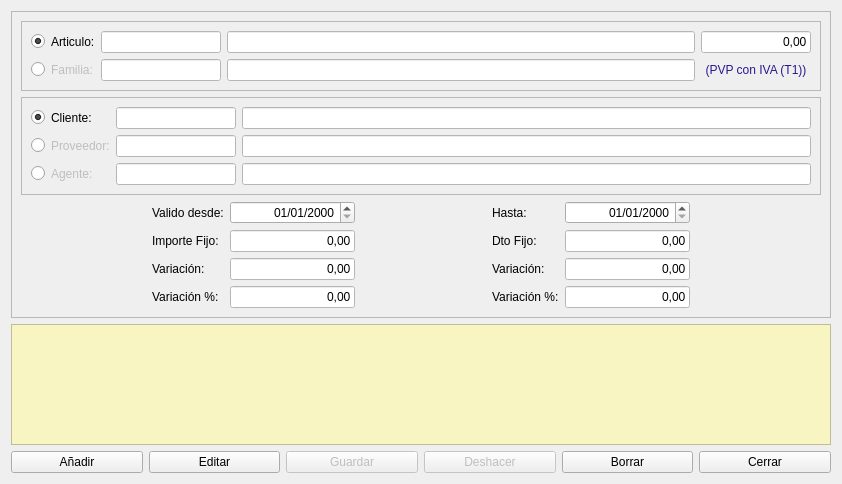
Above: Almacen/frmexcepciones.ui from arcnexus/RedFoX before the change. Below: the same form after it.
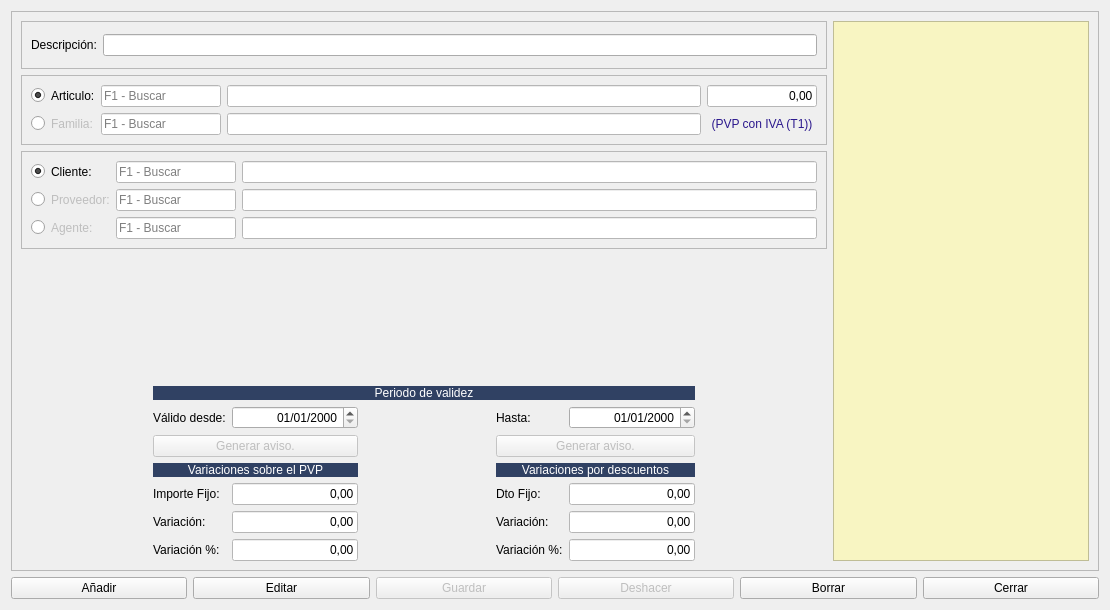
That is the form after the change. Icons and pictures are not drawn.

Commit message: excepciones & avisos.

```diff
--- a/Almacen/frmexcepciones.ui
+++ b/Almacen/frmexcepciones.ui
@@ -6,8 +6,8 @@
    <rect>
     <x>0</x>
     <y>0</y>
-    <width>842</width>
-    <height>484</height>
+    <width>1110</width>
+    <height>610</height>
    </rect>
   </property>
   <property name="windowTitle">
@@ -32,24 +32,6 @@
      </property>
     </widget>
    </item>
-   <item row="1" column="0" colspan="6">
-    <widget class="QTableView" name="tabla">
-     <property name="styleSheet">
-      <string notr="true">alternate-background-color: rgb(255, 255, 255);
-font: 8pt &quot;Sans&quot;;
-background-color: rgb(248, 245, 194);</string>
-     </property>
-     <property name="alternatingRowColors">
-      <bool>true</bool>
-     </property>
-     <property name="selectionMode">
-      <enum>QAbstractItemView::SingleSelection</enum>
-     </property>
-     <property name="selectionBehavior">
-      <enum>QAbstractItemView::SelectRows</enum>
-     </property>
-    </widget>
-   </item>
    <item row="2" column="0">
     <widget class="QPushButton" name="btnAnadir">
      <property name="text">
@@ -92,36 +74,117 @@
       <enum>QFrame::Raised</enum>
      </property>
      <layout class="QGridLayout" name="gridLayout_3">
-      <item row="4" column="6">
+      <item row="0" column="0" colspan="7">
+       <widget class="QFrame" name="frame_4">
+        <property name="minimumSize">
+         <size>
+          <width>0</width>
+          <height>48</height>
+         </size>
+        </property>
+        <property name="frameShape">
+         <enum>QFrame::StyledPanel</enum>
+        </property>
+        <property name="frameShadow">
+         <enum>QFrame::Raised</enum>
+        </property>
+        <layout class="QHBoxLayout" name="horizontalLayout">
+         <item>
+          <widget class="QLabel" name="label_18">
+           <property name="text">
+            <string>Descripción:</string>
+           </property>
+          </widget>
+         </item>
+         <item>
+          <widget class="QLineEdit" name="txtDescripcion"/>
+         </item>
+        </layout>
+       </widget>
+      </item>
+      <item row="5" column="6">
        <spacer name="horizontalSpacer_3">
         <property name="orientation">
          <enum>Qt::Horizontal</enum>
         </property>
         <property name="sizeHint" stdset="0">
          <size>
-          <width>93</width>
+          <width>40</width>
           <height>20</height>
          </size>
         </property>
        </spacer>
       </item>
-      <item row="4" column="4">
-       <widget class="QLabel" name="label_11">
+      <item row="8" column="1">
+       <widget class="QLabel" name="label_6">
         <property name="text">
-         <string>Variación:</string>
+         <string>Importe Fijo:</string>
         </property>
        </widget>
       </item>
-      <item row="5" column="1">
-       <widget class="QLabel" name="label_8">
-        <property name="text">
-         <string>Variación %:</string>
+      <item row="9" column="0">
+       <spacer name="horizontalSpacer">
+        <property name="orientation">
+         <enum>Qt::Horizontal</enum>
+        </property>
+        <property name="sizeHint" stdset="0">
+         <size>
+          <width>93</width>
+          <height>20</height>
+         </size>
+        </property>
+       </spacer>
+      </item>
+      <item row="5" column="5">
+       <widget class="QDateEdit" name="txtHasta">
+        <property name="alignment">
+         <set>Qt::AlignRight|Qt::AlignTrailing|Qt::AlignVCenter</set>
+        </property>
+        <property name="displayFormat">
+         <string>dd/MM/yyyy</string>
         </property>
        </widget>
       </item>
       <item row="5" column="2">
-       <widget class="QLineEdit" name="txt_variacion_porc">
+       <widget class="QDateEdit" name="txtDesde">
+        <property name="alignment">
+         <set>Qt::AlignRight|Qt::AlignTrailing|Qt::AlignVCenter</set>
+        </property>
+        <property name="displayFormat">
+         <string>dd/MM/yyyy</string>
+        </property>
+       </widget>
+      </item>
+      <item row="5" column="4">
+       <widget class="QLabel" name="label_14">
+        <property name="text">
+         <string>Hasta:</string>
+        </property>
+       </widget>
+      </item>
+      <item row="7" column="4" colspan="2">
+       <widget class="QLabel" name="label_16">
+        <property name="maximumSize">
+         <size>
+          <width>16777215</width>
+          <height>20</height>
+         </size>
+        </property>
         <property name="styleSheet">
+         <string notr="true">background-color: #304163;
+color: rgb(255, 255, 255);</string>
+        </property>
+        <property name="text">
+         <string>Variaciones por descuentos</string>
+        </property>
+        <property name="alignment">
+         <set>Qt::AlignCenter</set>
+        </property>
+       </widget>
+      </item>
+      <item row="9" column="5">
+       <widget class="QLineEdit" name="txt_dto_aumento_fijo">
+        <property name="styleSheet">
          <string notr="true">background-color: rgb(255, 255, 255);</string>
         </property>
         <property name="text">
@@ -132,8 +195,8 @@
         </property>
        </widget>
       </item>
-      <item row="3" column="2">
-       <widget class="QLineEdit" name="txt_pvp_fijo">
+      <item row="9" column="2">
+       <widget class="QLineEdit" name="txt_importe_moneda_aumento">
         <property name="styleSheet">
          <string notr="true">background-color: rgb(255, 255, 255);</string>
         </property>
@@ -145,28 +208,102 @@
         </property>
        </widget>
       </item>
-      <item row="3" column="4">
+      <item row="7" column="1" colspan="2">
+       <widget class="QLabel" name="label_15">
+        <property name="maximumSize">
+         <size>
+          <width>16777215</width>
+          <height>20</height>
+         </size>
+        </property>
+        <property name="styleSheet">
+         <string notr="true">background-color: #304163;
+color: rgb(255, 255, 255);</string>
+        </property>
+        <property name="text">
+         <string>Variaciones sobre el PVP</string>
+        </property>
+        <property name="alignment">
+         <set>Qt::AlignCenter</set>
+        </property>
+       </widget>
+      </item>
+      <item row="8" column="2">
+       <widget class="QLineEdit" name="txt_importe_fijo">
+        <property name="styleSheet">
+         <string notr="true">background-color: rgb(255, 255, 255);</string>
+        </property>
+        <property name="text">
+         <string>0,00</string>
+        </property>
+        <property name="alignment">
+         <set>Qt::AlignRight|Qt::AlignTrailing|Qt::AlignVCenter</set>
+        </property>
+       </widget>
+      </item>
+      <item row="10" column="1">
+       <widget class="QLabel" name="label_8">
+        <property name="text">
+         <string>Variación %:</string>
+        </property>
+       </widget>
+      </item>
+      <item row="8" column="5">
+       <widget class="QLineEdit" name="txt_dto_fijo">
+        <property name="styleSheet">
+         <string notr="true">background-color: rgb(255, 255, 255);</string>
+        </property>
+        <property name="text">
+         <string>0,00</string>
+        </property>
+        <property name="alignment">
+         <set>Qt::AlignRight|Qt::AlignTrailing|Qt::AlignVCenter</set>
+        </property>
+       </widget>
+      </item>
+      <item row="10" column="2">
+       <widget class="QLineEdit" name="txt_importe_porc_aumento">
+        <property name="styleSheet">
+         <string notr="true">background-color: rgb(255, 255, 255);</string>
+        </property>
+        <property name="text">
+         <string>0,00</string>
+        </property>
+        <property name="alignment">
+         <set>Qt::AlignRight|Qt::AlignTrailing|Qt::AlignVCenter</set>
+        </property>
+       </widget>
+      </item>
+      <item row="8" column="4">
        <widget class="QLabel" name="label_9">
         <property name="text">
          <string>Dto Fijo:</string>
         </property>
        </widget>
       </item>
-      <item row="3" column="5">
-       <widget class="QLineEdit" name="txt_dto_fijo">
-        <property name="styleSheet">
-         <string notr="true">background-color: rgb(255, 255, 255);</string>
+      <item row="9" column="1">
+       <widget class="QLabel" name="label_7">
+        <property name="text">
+         <string>Variación:</string>
         </property>
+       </widget>
+      </item>
+      <item row="5" column="1">
+       <widget class="QLabel" name="label_13">
         <property name="text">
-         <string>0,00</string>
+         <string>Válido desde:</string>
         </property>
-        <property name="alignment">
-         <set>Qt::AlignRight|Qt::AlignTrailing|Qt::AlignVCenter</set>
+       </widget>
+      </item>
+      <item row="9" column="4">
+       <widget class="QLabel" name="label_11">
+        <property name="text">
+         <string>Variación:</string>
         </property>
        </widget>
       </item>
-      <item row="4" column="0">
-       <spacer name="horizontalSpacer">
+      <item row="9" column="3">
+       <spacer name="horizontalSpacer_2">
         <property name="orientation">
          <enum>Qt::Horizontal</enum>
         </property>
@@ -178,150 +315,15 @@
         </property>
        </spacer>
       </item>
-      <item row="1" column="0" colspan="7">
-       <widget class="QFrame" name="frame_3">
-        <property name="frameShape">
-         <enum>QFrame::StyledPanel</enum>
-        </property>
-        <property name="frameShadow">
-         <enum>QFrame::Raised</enum>
-        </property>
-        <layout class="QGridLayout" name="gridLayout_2">
-         <item row="0" column="1">
-          <widget class="QLabel" name="label_2">
-           <property name="text">
-            <string>Cliente:</string>
-           </property>
-          </widget>
-         </item>
-         <item row="0" column="2">
-          <widget class="QLineEdit" name="txt_codigo_cliente">
-           <property name="maximumSize">
-            <size>
-             <width>120</width>
-             <height>16777215</height>
-            </size>
-           </property>
-           <property name="styleSheet">
-            <string notr="true">background-color: rgb(255, 255, 255);</string>
-           </property>
-          </widget>
-         </item>
-         <item row="0" column="3">
-          <widget class="QLineEdit" name="txt_nombre_cliente">
-           <property name="styleSheet">
-            <string notr="true">background-color: rgb(255, 255, 255);</string>
-           </property>
-          </widget>
-         </item>
-         <item row="1" column="1">
-          <widget class="QLabel" name="label_3">
-           <property name="enabled">
-            <bool>false</bool>
-           </property>
-           <property name="text">
-            <string>Proveedor:</string>
-           </property>
-          </widget>
-         </item>
-         <item row="1" column="2">
-          <widget class="QLineEdit" name="txt_codigo_proveedor">
-           <property name="enabled">
-            <bool>false</bool>
-           </property>
-           <property name="maximumSize">
-            <size>
-             <width>120</width>
-             <height>16777215</height>
-            </size>
-           </property>
-           <property name="styleSheet">
-            <string notr="true">background-color: rgb(255, 255, 255);</string>
-           </property>
-          </widget>
-         </item>
-         <item row="1" column="3">
-          <widget class="QLineEdit" name="txt_nombre_proveedor">
-           <property name="enabled">
-            <bool>false</bool>
-           </property>
-           <property name="styleSheet">
-            <string notr="true">background-color: rgb(255, 255, 255);</string>
-           </property>
-          </widget>
-         </item>
-         <item row="2" column="1">
-          <widget class="QLabel" name="label_4">
-           <property name="enabled">
-            <bool>false</bool>
-           </property>
-           <property name="text">
-            <string>Agente:</string>
-           </property>
-          </widget>
-         </item>
-         <item row="2" column="2">
-          <widget class="QLineEdit" name="txt_codigo_agente">
-           <property name="enabled">
-            <bool>false</bool>
-           </property>
-           <property name="maximumSize">
-            <size>
-             <width>120</width>
-             <height>16777215</height>
-            </size>
-           </property>
-           <property name="styleSheet">
-            <string notr="true">background-color: rgb(255, 255, 255);</string>
-           </property>
-          </widget>
-         </item>
-         <item row="2" column="3">
-          <widget class="QLineEdit" name="txt_nombre_agente">
-           <property name="enabled">
-            <bool>false</bool>
-           </property>
-           <property name="styleSheet">
-            <string notr="true">background-color: rgb(255, 255, 255);</string>
-           </property>
-          </widget>
-         </item>
-         <item row="0" column="0">
-          <widget class="QRadioButton" name="radCliente">
-           <property name="text">
-            <string/>
-           </property>
-           <property name="checked">
-            <bool>true</bool>
-           </property>
-          </widget>
-         </item>
-         <item row="1" column="0">
-          <widget class="QRadioButton" name="radProveedor">
-           <property name="text">
-            <string/>
-           </property>
-          </widget>
-         </item>
-         <item row="2" column="0">
-          <widget class="QRadioButton" name="radAgente">
-           <property name="text">
-            <string/>
-           </property>
-          </widget>
-         </item>
-        </layout>
-       </widget>
-      </item>
-      <item row="5" column="4">
+      <item row="10" column="4">
        <widget class="QLabel" name="label_10">
         <property name="text">
          <string>Variación %:</string>
         </property>
        </widget>
       </item>
-      <item row="5" column="5">
-       <widget class="QLineEdit" name="txt_variacion_porc_dto">
+      <item row="10" column="5">
+       <widget class="QLineEdit" name="txt_dto_aumento_porc">
         <property name="styleSheet">
          <string notr="true">background-color: rgb(255, 255, 255);</string>
         </property>
@@ -333,20 +335,27 @@
         </property>
        </widget>
       </item>
-      <item row="4" column="5">
-       <widget class="QLineEdit" name="txt_variacion_dto">
+      <item row="4" column="1" colspan="5">
+       <widget class="QLabel" name="label_17">
+        <property name="maximumSize">
+         <size>
+          <width>16777215</width>
+          <height>20</height>
+         </size>
+        </property>
         <property name="styleSheet">
-         <string notr="true">background-color: rgb(255, 255, 255);</string>
+         <string notr="true">background-color: #304163;
+color: rgb(255, 255, 255);</string>
         </property>
         <property name="text">
-         <string>0,00</string>
+         <string>Periodo de validez</string>
         </property>
         <property name="alignment">
-         <set>Qt::AlignRight|Qt::AlignTrailing|Qt::AlignVCenter</set>
+         <set>Qt::AlignCenter</set>
         </property>
        </widget>
       </item>
-      <item row="0" column="0" colspan="7">
+      <item row="1" column="0" colspan="7">
        <widget class="QFrame" name="frame_2">
         <property name="frameShape">
          <enum>QFrame::StyledPanel</enum>
@@ -442,6 +451,9 @@
            <property name="styleSheet">
             <string notr="true">background-color: rgb(255, 255, 255);</string>
            </property>
+           <property name="placeholderText">
+            <string>F1 - Buscar</string>
+           </property>
           </widget>
          </item>
          <item row="2" column="1">
@@ -465,82 +477,222 @@
            <property name="styleSheet">
             <string notr="true">background-color: rgb(255, 255, 255);</string>
            </property>
+           <property name="placeholderText">
+            <string>F1 - Buscar</string>
+           </property>
           </widget>
          </item>
         </layout>
        </widget>
       </item>
+      <item row="0" column="7" rowspan="11">
+       <widget class="QTableView" name="tabla">
+        <property name="styleSheet">
+         <string notr="true">alternate-background-color: rgb(255, 255, 255);
+font: 8pt &quot;Sans&quot;;
+background-color: rgb(248, 245, 194);</string>
+        </property>
+        <property name="alternatingRowColors">
+         <bool>true</bool>
+        </property>
+        <property name="selectionMode">
+         <enum>QAbstractItemView::SingleSelection</enum>
+        </property>
+        <property name="selectionBehavior">
+         <enum>QAbstractItemView::SelectRows</enum>
+        </property>
+        <attribute name="horizontalHeaderStretchLastSection">
+         <bool>true</bool>
+        </attribute>
+        <attribute name="verticalHeaderVisible">
+         <bool>false</bool>
+        </attribute>
+       </widget>
+      </item>
       <item row="3" column="1">
-       <widget class="QLabel" name="label_6">
-        <property name="text">
-         <string>Importe Fijo:</string>
-        </property>
-       </widget>
-      </item>
-      <item row="4" column="1">
-       <widget class="QLabel" name="label_7">
-        <property name="text">
-         <string>Variación:</string>
-        </property>
-       </widget>
-      </item>
-      <item row="4" column="2">
-       <widget class="QLineEdit" name="txt_variacion_pvp">
-        <property name="styleSheet">
-         <string notr="true">background-color: rgb(255, 255, 255);</string>
-        </property>
-        <property name="text">
-         <string>0,00</string>
-        </property>
-        <property name="alignment">
-         <set>Qt::AlignRight|Qt::AlignTrailing|Qt::AlignVCenter</set>
-        </property>
-       </widget>
-      </item>
-      <item row="4" column="3">
-       <spacer name="horizontalSpacer_2">
+       <spacer name="verticalSpacer">
         <property name="orientation">
-         <enum>Qt::Horizontal</enum>
+         <enum>Qt::Vertical</enum>
         </property>
         <property name="sizeHint" stdset="0">
          <size>
-          <width>93</width>
-          <height>20</height>
+          <width>20</width>
+          <height>40</height>
          </size>
         </property>
        </spacer>
       </item>
-      <item row="2" column="1">
-       <widget class="QLabel" name="label_13">
-        <property name="text">
-         <string>Valido desde:</string>
+      <item row="2" column="0" colspan="7">
+       <widget class="QFrame" name="frame_3">
+        <property name="frameShape">
+         <enum>QFrame::StyledPanel</enum>
         </property>
+        <property name="frameShadow">
+         <enum>QFrame::Raised</enum>
+        </property>
+        <layout class="QGridLayout" name="gridLayout_2">
+         <item row="0" column="1">
+          <widget class="QLabel" name="label_2">
+           <property name="text">
+            <string>Cliente:</string>
+           </property>
+          </widget>
+         </item>
+         <item row="0" column="2">
+          <widget class="QLineEdit" name="txt_codigo_cliente">
+           <property name="maximumSize">
+            <size>
+             <width>120</width>
+             <height>16777215</height>
+            </size>
+           </property>
+           <property name="styleSheet">
+            <string notr="true">background-color: rgb(255, 255, 255);</string>
+           </property>
+           <property name="placeholderText">
+            <string>F1 - Buscar</string>
+           </property>
+          </widget>
+         </item>
+         <item row="0" column="3">
+          <widget class="QLineEdit" name="txt_nombre_cliente">
+           <property name="styleSheet">
+            <string notr="true">background-color: rgb(255, 255, 255);</string>
+           </property>
+          </widget>
+         </item>
+         <item row="1" column="1">
+          <widget class="QLabel" name="label_3">
+           <property name="enabled">
+            <bool>false</bool>
+           </property>
+           <property name="text">
+            <string>Proveedor:</string>
+           </property>
+          </widget>
+         </item>
+         <item row="1" column="2">
+          <widget class="QLineEdit" name="txt_codigo_proveedor">
+           <property name="enabled">
+            <bool>false</bool>
+           </property>
+           <property name="maximumSize">
+            <size>
+             <width>120</width>
+             <height>16777215</height>
+            </size>
+           </property>
+           <property name="styleSheet">
+            <string notr="true">background-color: rgb(255, 255, 255);</string>
+           </property>
+           <property name="placeholderText">
+            <string>F1 - Buscar</string>
+           </property>
+          </widget>
+         </item>
+         <item row="1" column="3">
+          <widget class="QLineEdit" name="txt_nombre_proveedor">
+           <property name="enabled">
+            <bool>false</bool>
+           </property>
+           <property name="styleSheet">
+            <string notr="true">background-color: rgb(255, 255, 255);</string>
+           </property>
+          </widget>
+         </item>
+         <item row="2" column="1">
+          <widget class="QLabel" name="label_4">
+           <property name="enabled">
+            <bool>false</bool>
+           </property>
+           <property name="text">
+            <string>Agente:</string>
+           </property>
+          </widget>
+         </item>
+         <item row="2" column="2">
+          <widget class="QLineEdit" name="txt_codigo_agente">
+           <property name="enabled">
+            <bool>false</bool>
+           </property>
+           <property name="maximumSize">
+            <size>
+             <width>120</width>
+             <height>16777215</height>
+            </size>
+           </property>
+           <property name="styleSheet">
+            <string notr="true">background-color: rgb(255, 255, 255);</string>
+           </property>
+           <property name="placeholderText">
+            <string>F1 - Buscar</string>
+           </property>
+          </widget>
+         </item>
+         <item row="2" column="3">
+          <widget class="QLineEdit" name="txt_nombre_agente">
+           <property name="enabled">
+            <bool>false</bool>
+           </property>
+           <property name="styleSheet">
+            <string notr="true">background-color: rgb(255, 255, 255);</string>
+           </property>
+          </widget>
+         </item>
+         <item row="0" column="0">
+          <widget class="QRadioButton" name="radCliente">
+           <property name="text">
+            <string/>
+           </property>
+           <property name="checked">
+            <bool>true</bool>
+           </property>
+          </widget>
+         </item>
+         <item row="1" column="0">
+          <widget class="QRadioButton" name="radProveedor">
+           <property name="text">
+            <string/>
+           </property>
+          </widget>
+         </item>
+         <item row="2" column="0">
+          <widget class="QRadioButton" name="radAgente">
+           <property name="text">
+            <string/>
+           </property>
+          </widget>
+         </item>
+        </layout>
        </widget>
       </item>
-      <item row="2" column="2">
-       <widget class="QDateEdit" name="txtDesde">
-        <property name="alignment">
-         <set>Qt::AlignRight|Qt::AlignTrailing|Qt::AlignVCenter</set>
+      <item row="6" column="1" colspan="2">
+       <widget class="QPushButton" name="btnGenerarAvisoInicio">
+        <property name="enabled">
+         <bool>false</bool>
         </property>
-        <property name="displayFormat">
-         <string>dd/MM/yyyy</string>
+        <property name="toolTip">
+         <string>Generar un aviso para cuando la oferta entre en vigor (Puede ser a un usuario en concreto o a todos ellos.</string>
         </property>
-       </widget>
-      </item>
-      <item row="2" column="4">
-       <widget class="QLabel" name="label_14">
         <property name="text">
-         <string>Hasta:</string>
+         <string>Generar aviso.</string>
         </property>
        </widget>
       </item>
-      <item row="2" column="5">
-       <widget class="QDateEdit" name="txtHasta">
-        <property name="alignment">
-         <set>Qt::AlignRight|Qt::AlignTrailing|Qt::AlignVCenter</set>
+      <item row="6" column="4" colspan="2">
+       <widget class="QPushButton" name="btnGenerarAvisoFin">
+        <property name="enabled">
+         <bool>false</bool>
         </property>
-        <property name="displayFormat">
-         <string>dd/MM/yyyy</string>
+        <property name="toolTip">
+         <string>Generar un aviso para cuando la oferta  finalice (Puede ser a un usuario en concreto o a todos ellos.</string>
+        </property>
+        <property name="text">
+         <string>Generar aviso.</string>
+        </property>
+        <property name="icon">
+         <iconset resource="../maya.qrc">
+          <normaloff>:/Icons/PNG/aviso_orange.png</normaloff>:/Icons/PNG/aviso_orange.png</iconset>
         </property>
        </widget>
       </item>
```
Left out of the diff: 69 changed lines with no effect on the pictures. The commit also changes 18 other files.
